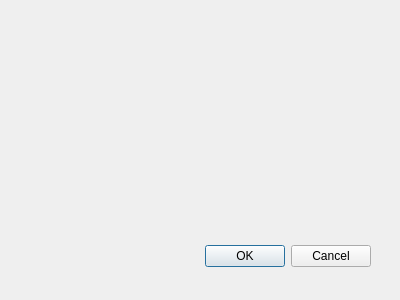
Before: the Qt Designer form ui/mtbusbdialog.ui in kmzbrnoI/mtb-config-tool, drawn with Qt 5.
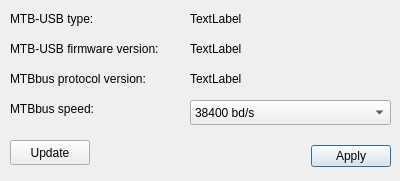
After: the same form once the commit is applied.

What changed in the file:
```diff
--- a/ui/mtbusbdialog.ui
+++ b/ui/mtbusbdialog.ui
@@ -1,34 +1,166 @@
-<ui version="4.0" >
- <author></author>
- <comment></comment>
- <exportmacro></exportmacro>
- <class>Dialog</class>
- <widget class="QDialog" name="Dialog" >
-  <property name="geometry" >
+<?xml version="1.0" encoding="UTF-8"?>
+<ui version="4.0">
+ <class>MtbUsbDialog</class>
+ <widget class="QDialog" name="MtbUsbDialog">
+  <property name="geometry">
    <rect>
     <x>0</x>
     <y>0</y>
     <width>400</width>
-    <height>300</height>
+    <height>181</height>
    </rect>
   </property>
   <property name="windowTitle" >
    <string>Dialog</string>
   </property>
-  <widget class="QDialogButtonBox" name="buttonBox" >
-   <property name="geometry" >
+  <widget class="QDialogButtonBox" name="bb_main">
+   <property name="geometry">
     <rect>
-     <x>30</x>
-     <y>240</y>
-     <width>341</width>
+     <x>200</x>
+     <y>140</y>
+     <width>191</width>
      <height>32</height>
     </rect>
    </property>
    <property name="orientation" >
     <enum>Qt::Horizontal</enum>
    </property>
-   <property name="standardButtons" >
-    <set>QDialogButtonBox::Cancel|QDialogButtonBox::Ok</set>
+   <property name="standardButtons">
+    <set>QDialogButtonBox::Apply</set>
+   </property>
+  </widget>
+  <widget class="QLabel" name="label">
+   <property name="geometry">
+    <rect>
+     <x>10</x>
+     <y>10</y>
+     <width>171</width>
+     <height>17</height>
+    </rect>
+   </property>
+   <property name="text">
+    <string>MTB-USB type:</string>
+   </property>
+  </widget>
+  <widget class="QLabel" name="l_type">
+   <property name="geometry">
+    <rect>
+     <x>190</x>
+     <y>10</y>
+     <width>54</width>
+     <height>17</height>
+    </rect>
+   </property>
+   <property name="text">
+    <string>TextLabel</string>
+   </property>
+  </widget>
+  <widget class="QLabel" name="label_2">
+   <property name="geometry">
+    <rect>
+     <x>10</x>
+     <y>40</y>
+     <width>171</width>
+     <height>17</height>
+    </rect>
+   </property>
+   <property name="text">
+    <string>MTB-USB firmware version:</string>
+   </property>
+  </widget>
+  <widget class="QLabel" name="label_3">
+   <property name="geometry">
+    <rect>
+     <x>10</x>
+     <y>70</y>
+     <width>171</width>
+     <height>17</height>
+    </rect>
+   </property>
+   <property name="text">
+    <string>MTBbus protocol version:</string>
+   </property>
+  </widget>
+  <widget class="QLabel" name="label_4">
+   <property name="geometry">
+    <rect>
+     <x>10</x>
+     <y>100</y>
+     <width>171</width>
+     <height>17</height>
+    </rect>
+   </property>
+   <property name="text">
+    <string>MTBbus speed:</string>
+   </property>
+  </widget>
+  <widget class="QLabel" name="l_fw_version">
+   <property name="geometry">
+    <rect>
+     <x>190</x>
+     <y>40</y>
+     <width>54</width>
+     <height>17</height>
+    </rect>
+   </property>
+   <property name="text">
+    <string>TextLabel</string>
+   </property>
+  </widget>
+  <widget class="QLabel" name="l_protocol_version">
+   <property name="geometry">
+    <rect>
+     <x>190</x>
+     <y>70</y>
+     <width>54</width>
+     <height>17</height>
+    </rect>
+   </property>
+   <property name="text">
+    <string>TextLabel</string>
+   </property>
+  </widget>
+  <widget class="QComboBox" name="cb_speed">
+   <property name="geometry">
+    <rect>
+     <x>190</x>
+     <y>100</y>
+     <width>201</width>
+     <height>25</height>
+    </rect>
+   </property>
+   <item>
+    <property name="text">
+     <string>38400 bd/s</string>
+    </property>
+   </item>
+   <item>
+    <property name="text">
+     <string>57600 bd/s</string>
+    </property>
+   </item>
+   <item>
+    <property name="text">
+     <string>115200 bd/s</string>
+    </property>
+   </item>
+   <item>
+    <property name="text">
+     <string>230400 bd/s</string>
+    </property>
+   </item>
+  </widget>
+  <widget class="QPushButton" name="b_update">
+   <property name="geometry">
+    <rect>
+     <x>10</x>
+     <y>140</y>
+     <width>80</width>
+     <height>25</height>
+    </rect>
+   </property>
+   <property name="text">
+    <string>Update</string>
    </property>
   </widget>
  </widget>
```
Left out of the diff: 48 changed lines with no effect on the pictures.
